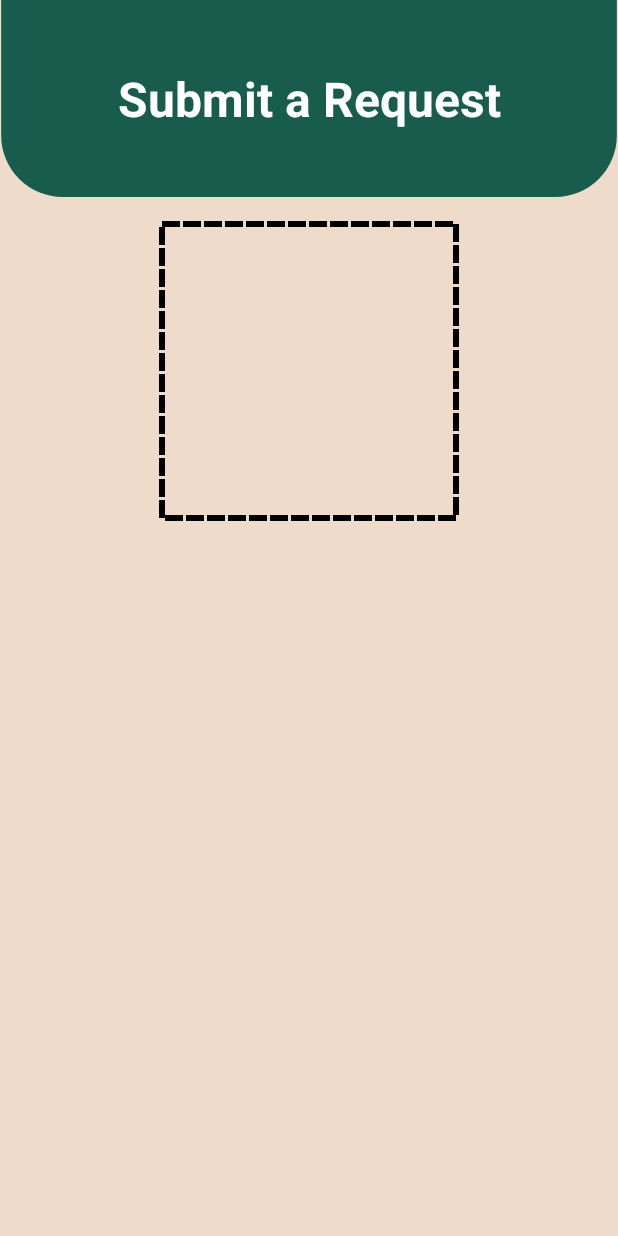
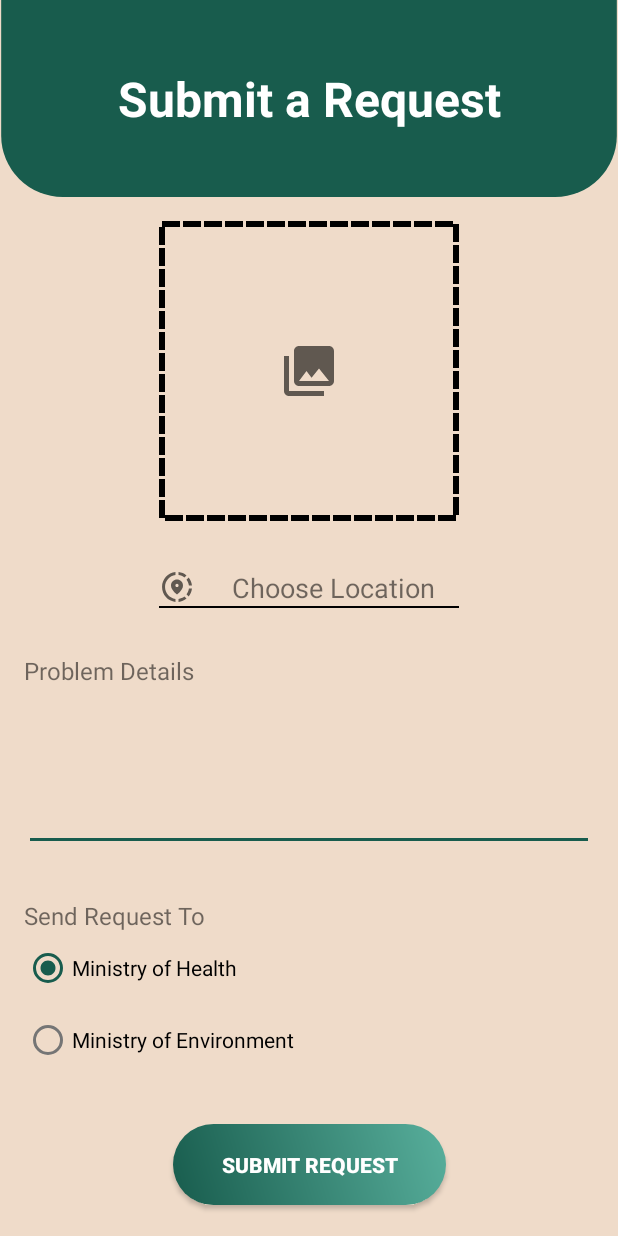
Before and after one commit to AhmedMaad/Triple-G-Cycle, an Android app: the RequestsActivity screen opened directly, with no data from a screen before it, on a phone screen of 412 x 824 dp. Run offline under Robolectric (Android 15) with nearby library versions, the phone set to English and light mode, and no system bars; our stand-ins replace Firebase (no records; nobody signed in at launch, a user with empty details on screens opened directly).

Commit message:
Submitting Request

```diff
--- a/app/src/main/AndroidManifest.xml
+++ b/app/src/main/AndroidManifest.xml
@@ -10,7 +10,7 @@
         android:supportsRtl="true"
         android:theme="@style/Theme.TripleGCycle">
         <activity
-            android:name=".factory.RequestsActivity"
+            android:name=".factory.request.RequestsActivity"
             android:exported="false" />
         <activity
             android:name=".citizen.offer.OffersActivity"
@@ -42,7 +42,7 @@
             android:value="AIzaSyCU18KbbXIi9xXloZa4VLuOLntjpKGekfU" />
 
         <activity
-            android:name=".MapsActivity"
+            android:name=".factory.request.MapsActivity"
             android:exported="false"
             android:label="@string/title_activity_maps" />
         <activity
--- a/app/src/main/java/com/maad/triple_gcycle/citizen/CitizenHomeActivity.kt
+++ b/app/src/main/java/com/maad/triple_gcycle/citizen/CitizenHomeActivity.kt
@@ -5,7 +5,7 @@ import androidx.appcompat.app.AppCompatActivity
 import android.os.Bundle
 import com.maad.triple_gcycle.citizen.offer.OffersActivity
 import com.maad.triple_gcycle.databinding.ActivityCitizenHomeBinding
-import com.maad.triple_gcycle.factory.RequestsActivity
+import com.maad.triple_gcycle.factory.request.RequestsActivity
 
 class CitizenHomeActivity : AppCompatActivity() {
 
--- a/app/src/main/java/com/maad/triple_gcycle/factory/RequestsActivity.kt
+++ /dev/null
@@ -1,18 +0,0 @@
-package com.maad.triple_gcycle.factory
-
-import androidx.appcompat.app.AppCompatActivity
-import android.os.Bundle
-import com.maad.triple_gcycle.databinding.ActivityRequestsBinding
-
-class RequestsActivity : AppCompatActivity() {
-
-    override fun onCreate(savedInstanceState: Bundle?) {
-        super.onCreate(savedInstanceState)
-        val binding = ActivityRequestsBinding.inflate(layoutInflater)
-        setContentView(binding.root)
-
-
-
-    }
-
-}
--- /dev/null
+++ b/app/src/main/res/drawable/ic_gallery.xml
@@ -0,0 +1,10 @@
+<vector xmlns:android="http://schemas.android.com/apk/res/android"
+    android:width="24dp"
+    android:height="24dp"
+    android:viewportWidth="24"
+    android:viewportHeight="24"
+    android:tint="?attr/colorControlNormal">
+  <path
+      android:fillColor="@android:color/white"
+      android:pathData="M22,16L22,4c0,-1.1 -0.9,-2 -2,-2L8,2c-1.1,0 -2,0.9 -2,2v12c0,1.1 0.9,2 2,2h12c1.1,0 2,-0.9 2,-2zM11,12l2.03,2.71L16,11l4,5L8,16l3,-4zM2,6v14c0,1.1 0.9,2 2,2h14v-2L4,20L4,6L2,6z"/>
+</vector>
--- /dev/null
+++ b/app/src/main/res/drawable/ic_location.xml
@@ -0,0 +1,25 @@
+<vector xmlns:android="http://schemas.android.com/apk/res/android"
+    android:width="24dp"
+    android:height="24dp"
+    android:viewportWidth="24"
+    android:viewportHeight="24"
+    android:tint="?attr/colorControlNormal">
+  <path
+      android:fillColor="@android:color/white"
+      android:pathData="M13.02,19.93v2.02c2.01,-0.2 3.84,-1 5.32,-2.21l-1.42,-1.43C15.81,19.17 14.48,19.75 13.02,19.93z"/>
+  <path
+      android:fillColor="@android:color/white"
+      android:pathData="M4.03,12c0,-4.05 3.03,-7.41 6.95,-7.93V2.05C5.95,2.58 2.03,6.84 2.03,12c0,5.16 3.92,9.42 8.95,9.95v-2.02C7.06,19.41 4.03,16.05 4.03,12z"/>
+  <path
+      android:fillColor="@android:color/white"
+      android:pathData="M19.95,11h2.02c-0.2,-2.01 -1,-3.84 -2.21,-5.32l-1.43,1.43C19.19,8.21 19.77,9.54 19.95,11z"/>
+  <path
+      android:fillColor="@android:color/white"
+      android:pathData="M18.34,4.26c-1.48,-1.21 -3.32,-2.01 -5.32,-2.21v2.02c1.46,0.18 2.79,0.76 3.9,1.62L18.34,4.26z"/>
+  <path
+      android:fillColor="@android:color/white"
+      android:pathData="M18.33,16.9l1.43,1.42c1.21,-1.48 2.01,-3.31 2.21,-5.32h-2.02C19.77,14.46 19.19,15.79 18.33,16.9z"/>
+  <path
+      android:fillColor="@android:color/white"
+      android:pathData="M16,11.1C16,8.61 14.1,7 12,7s-4,1.61 -4,4.1c0,1.66 1.33,3.63 4,5.9C14.67,14.73 16,12.76 16,11.1zM12,12c-0.59,0 -1.07,-0.48 -1.07,-1.07c0,-0.59 0.48,-1.07 1.07,-1.07s1.07,0.48 1.07,1.07C13.07,11.52 12.59,12 12,12z"/>
+</vector>
--- a/app/src/main/res/drawable/square.xml
+++ b/app/src/main/res/drawable/square.xml
@@ -2,15 +2,13 @@
 <shape xmlns:android="http://schemas.android.com/apk/res/android">
 
     <size
-android:width="200dp"
-         android:height="200dp"
-        />
+        android:width="100dp"
+        android:height="40dp" />
 
     <stroke
-        android:dashGap="2dp"
-        android:dashWidth="12dp"
         android:width="4dp"
         android:color="@color/black"
-        />
+        android:dashWidth="12dp"
+        android:dashGap="2dp" />
 
 </shape>
--- a/app/src/main/res/layout/activity_requests.xml
+++ b/app/src/main/res/layout/activity_requests.xml
@@ -1,10 +1,14 @@
 <?xml version="1.0" encoding="utf-8"?>
-<androidx.constraintlayout.widget.ConstraintLayout xmlns:android="http://schemas.android.com/apk/res/android"
+<ScrollView xmlns:android="http://schemas.android.com/apk/res/android"
     xmlns:app="http://schemas.android.com/apk/res-auto"
     xmlns:tools="http://schemas.android.com/tools"
     android:layout_width="match_parent"
     android:layout_height="match_parent"
-    tools:context=".factory.RequestsActivity">
+    tools:context=".factory.request.RequestsActivity">
+
+    <androidx.constraintlayout.widget.ConstraintLayout
+        android:layout_width="match_parent"
+        android:layout_height="wrap_content">
 
         <ImageView
             android:id="@+id/half_square_iv"
@@ -25,29 +29,117 @@
             app:layout_constraintStart_toStartOf="@id/half_square_iv"
             app:layout_constraintTop_toTopOf="@id/half_square_iv" />
 
-    <LinearLayout
+
+        <ImageView
+            android:id="@+id/iv_container"
+            android:layout_width="200dp"
+            android:layout_height="200dp"
+            android:layout_marginTop="16dp"
+            android:background="@drawable/square"
+            android:scaleType="centerCrop"
+            app:layout_constraintEnd_toEndOf="parent"
+            app:layout_constraintStart_toStartOf="parent"
+            app:layout_constraintTop_toBottomOf="@id/half_square_iv" />
+
+        <ImageView
+            android:id="@+id/gallery_icon_iv"
+            android:layout_width="40dp"
+            android:layout_height="40dp"
+            android:src="@drawable/ic_gallery"
+            app:layout_constraintBottom_toBottomOf="@id/iv_container"
+            app:layout_constraintEnd_toEndOf="@id/iv_container"
+            app:layout_constraintStart_toStartOf="@id/iv_container"
+            app:layout_constraintTop_toTopOf="@id/iv_container" />
+
+        <TextView
+            android:id="@+id/location_tv"
+            android:layout_width="0dp"
+            android:layout_height="wrap_content"
+            android:layout_marginTop="32dp"
+            android:drawablePadding="8dp"
+            android:gravity="center"
+            android:text="Choose Location"
+            android:textSize="18sp"
+            app:drawableStartCompat="@drawable/ic_location"
+            app:layout_constraintEnd_toEndOf="@id/iv_container"
+            app:layout_constraintStart_toStartOf="@id/iv_container"
+            app:layout_constraintTop_toBottomOf="@id/iv_container" />
+
+        <View
+            android:layout_width="0dp"
+            android:layout_height="1dp"
+            android:background="@color/black"
+            app:layout_constraintEnd_toEndOf="@id/location_tv"
+            app:layout_constraintStart_toStartOf="@id/location_tv"
+            app:layout_constraintTop_toBottomOf="@id/location_tv" />
+
+        <TextView
+            android:id="@+id/details_tv"
+            android:layout_width="wrap_content"
+            android:layout_height="wrap_content"
+            android:layout_marginStart="16dp"
+            android:layout_marginTop="32dp"
+            android:text="Problem Details"
+            android:textSize="16sp"
+            app:layout_constraintStart_toStartOf="parent"
+            app:layout_constraintTop_toBottomOf="@id/location_tv" />
+
+        <EditText
+            android:id="@+id/problem_details_et"
             android:layout_width="match_parent"
             android:layout_height="wrap_content"
-        android:layout_marginTop="16dp"
-        android:gravity="center"
-        android:orientation="vertical"
-        app:layout_constraintTop_toBottomOf="@id/half_square_iv">
+            android:layout_marginStart="16dp"
+            android:layout_marginEnd="16dp"
+            android:maxLines="6"
+            android:minLines="4"
+            app:layout_constraintTop_toBottomOf="@id/details_tv" />
 
-        <ImageView
+        <TextView
+            android:id="@+id/request_tv"
             android:layout_width="wrap_content"
             android:layout_height="wrap_content"
-            android:background="@drawable/square" />
+            android:layout_marginStart="16dp"
+            android:layout_marginTop="32dp"
+            android:text="Send Request To"
+            android:textSize="16sp"
+            app:layout_constraintStart_toStartOf="parent"
+            app:layout_constraintTop_toBottomOf="@id/problem_details_et" />
 
-    </LinearLayout>
+        <RadioGroup
+            android:id="@+id/destination_group"
+            android:layout_width="wrap_content"
+            android:layout_height="wrap_content"
+            android:checkedButton="@id/health_rb"
+            app:layout_constraintStart_toStartOf="@id/request_tv"
+            app:layout_constraintTop_toBottomOf="@id/request_tv">
 
+            <RadioButton
+                android:id="@+id/health_rb"
+                android:layout_width="wrap_content"
+                android:layout_height="wrap_content"
+                android:text="Ministry of Health" />
 
-    <!--
-    - Add only one picture
-- Add location using maps
-- Add problem details
-- Send or make request to system(Ministry)
-- determine request destination
-- send user type
-    -->
+            <RadioButton
+                android:id="@+id/environment_rb"
+                android:layout_width="wrap_content"
+                android:layout_height="wrap_content"
+                android:text="Ministry of Environment" />
+
+        </RadioGroup>
+
+        <androidx.appcompat.widget.AppCompatButton
+            android:id="@+id/submit_request_btn"
+            style="@style/BtnStyle"
+            android:layout_width="wrap_content"
+            android:layout_height="wrap_content"
+            android:layout_marginTop="32dp"
+            android:layout_marginBottom="16dp"
+            android:text="Submit Request"
+            app:layout_constraintBottom_toBottomOf="parent"
+            app:layout_constraintEnd_toEndOf="parent"
+            app:layout_constraintStart_toStartOf="parent"
+            app:layout_constraintTop_toBottomOf="@id/destination_group" />
 
     </androidx.constraintlayout.widget.ConstraintLayout>
+
+</ScrollView>
--- a/app/src/main/res/layout/activity_sign_up.xml
+++ b/app/src/main/res/layout/activity_sign_up.xml
@@ -123,8 +123,8 @@
                 </RadioGroup>
 
                 <androidx.appcompat.widget.AppCompatButton
+                    android:id="@+id/sign_up_btn"
                     style="@style/BtnStyle"
-                    android:id="@+id/sign_up_btn"
                     android:layout_width="wrap_content"
                     android:layout_height="wrap_content"
                     android:text="Sign Up" />
--- a/gradle.properties
+++ b/gradle.properties
@@ -6,7 +6,7 @@
 # http://www.gradle.org/docs/current/userguide/build_environment.html
 # Specifies the JVM arguments used for the daemon process.
 # The setting is particularly useful for tweaking memory settings.
-org.gradle.jvmargs=-Xmx2048m -Dfile.encoding=UTF-8
+org.gradle.jvmargs=-Xmx4096M -Dfile.encoding=UTF-8
 # When configured, Gradle will run in incubating parallel mode.
 # This option should only be used with decoupled projects. More details, visit
 # http://www.gradle.org/docs/current/userguide/multi_project_builds.html#sec:decoupled_projects
```
Also changed, not shown: app/src/main/java/com/maad/triple_gcycle/factory/request/MapsActivity.kt (renamed from app/src/main/java/com/maad/triple_gcycle/MapsActivity.kt, +15 -16 lines), app/src/main/java/com/maad/triple_gcycle/factory/request/Request.kt (added, +13 -0 lines), app/src/main/java/com/maad/triple_gcycle/factory/request/RequestDialog.kt (added, +19 -0 lines), app/src/main/java/com/maad/triple_gcycle/factory/request/RequestsActivity.kt (added, +113 -0 lines), app/src/main/res/drawable/add_location.xml (added, +10 -0 lines), app/src/main/res/drawable/ic_done.xml (added, +10 -0 lines), app/src/main/res/layout/activity_maps.xml (+27 -5 lines), app/src/main/res/layout/request_dialog.xml (added, +20 -0 lines). Lines whose indentation alone changed are shown as unchanged.
